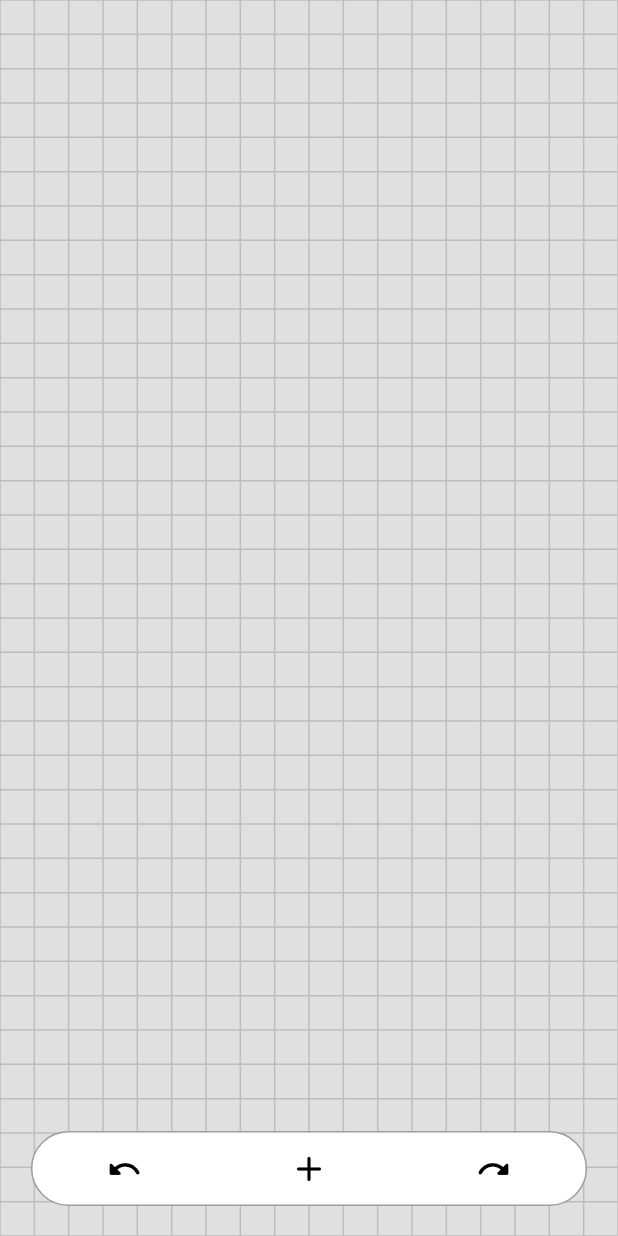
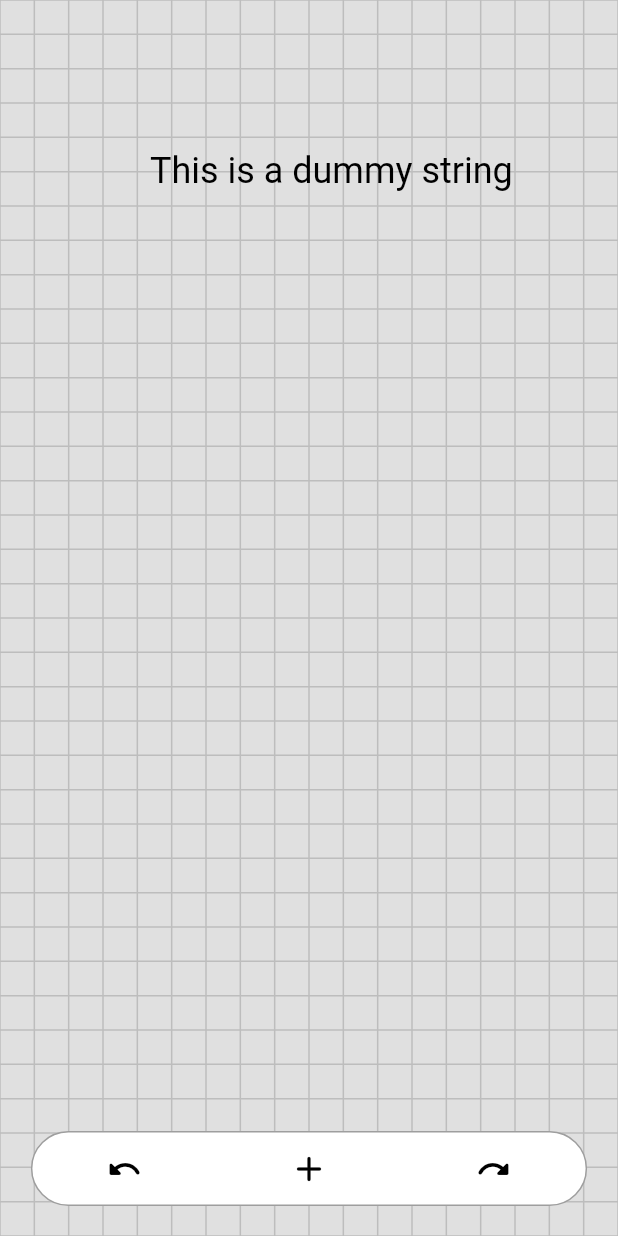
Before and after one commit to AdityaMotale/dummy_text_canvas, a Flutter app: the screen it shows after launch, after a tap on the "add" icon, on a phone screen of 412 x 824 dp. Run offline on Flutter 3.47's test engine with Material 3 defaults, Android fonts, the phone set to English and light mode, and no system bars.

Commit message:
got the thing moving ✅

```diff
--- a/lib/canvas/app_canvas.canvas.dart
+++ b/lib/canvas/app_canvas.canvas.dart
@@ -1,14 +1,41 @@
+import 'text_painter.canvas.dart';
 import 'package:flutter/material.dart';
 
 class AppCanvas extends CustomPainter {
+  final List<TextObject> textObjects;
+
+  const AppCanvas({required this.textObjects});
+
   @override
   void paint(Canvas canvas, Size size) {
-    // background
+    // draws background for canvas
+    _drawBg(canvas, size);
+
+    // draws 18*36 grid
+    _drawGridLines(canvas, size);
+
+    // draw texts
+    for (TextObject tObj in textObjects) {
+      tObj.render(canvas);
+    }
+  }
+
+  @override
+  bool shouldRepaint(covariant CustomPainter oldDelegate) => true;
+
+  ///
+  /// Draws a bg for the [AppCanvas]
+  ///
+  void _drawBg(Canvas canvas, Size size) {
     Rect background = Rect.fromLTWH(0, 0, size.width, size.height);
     Paint backgroundPaint = Paint()..color = Colors.grey.shade300;
     canvas.drawRect(background, backgroundPaint);
+  }
 
-    // grid
+  ///
+  /// Draws 18 * 36 (width * height) grid lines for canvas
+  ///
+  void _drawGridLines(Canvas canvas, Size size) {
     Paint gridPaint = Paint()
       ..color = Colors.grey.shade400
       ..strokeWidth = 1;
@@ -29,7 +56,4 @@ class AppCanvas extends CustomPainter {
       canvas.drawLine(Offset(0, y), Offset(size.width, y), gridPaint);
     }
   }
-
-  @override
-  bool shouldRepaint(covariant CustomPainter oldDelegate) => true;
 }
--- /dev/null
+++ b/lib/canvas/text_painter.canvas.dart
@@ -0,0 +1,32 @@
+import 'package:flutter/material.dart';
+
+class TextObject {
+  String content;
+  Offset position;
+  TextStyle style;
+
+  TextObject({
+    required this.content,
+    this.position = const Offset(100, 100),
+    this.style = const TextStyle(color: Colors.black),
+  });
+
+  void render(Canvas canvas) {
+    TextSpan span = TextSpan(
+      text: content,
+      style: const TextStyle(
+        color: Colors.black,
+        fontSize: 24,
+      ),
+    );
+
+    TextPainter tp = TextPainter(text: span, textDirection: TextDirection.ltr);
+
+    tp.layout();
+    tp.paint(canvas, position);
+  }
+
+  bool contains(Offset offset) {
+    return (offset - position).distance < 150;
+  }
+}
--- a/lib/views/home.view.dart
+++ b/lib/views/home.view.dart
@@ -1,9 +1,19 @@
+import '../canvas/text_painter.canvas.dart';
 import 'package:flutter/material.dart';
 
 import '../canvas/app_canvas.canvas.dart';
 
-class HomeView extends StatelessWidget {
+class HomeView extends StatefulWidget {
   const HomeView({Key? key}) : super(key: key);
+
+  @override
+  State<HomeView> createState() => _HomeViewState();
+}
+
+class _HomeViewState extends State<HomeView> {
+  final List<TextObject> textObjects = [];
+  TextObject? draggedObject;
+  Offset? dragStart;
 
   @override
   Widget build(BuildContext context) {
@@ -11,9 +21,45 @@ class HomeView extends StatelessWidget {
       body: Stack(
         alignment: AlignmentDirectional.center,
         children: [
-          CustomPaint(
-            painter: AppCanvas(),
-            size: Size.infinite,
+          GestureDetector(
+            onPanStart: (details) {
+              final renderBox = context.findRenderObject() as RenderBox;
+
+              Offset localPosition = renderBox.globalToLocal(
+                details.globalPosition,
+              );
+
+              for (var textObject in textObjects) {
+                if (textObject.contains(localPosition)) {
+                  draggedObject = textObject;
+                  dragStart = localPosition;
+                  break;
+                }
+              }
+            },
+            onPanUpdate: (details) {
+              if (draggedObject != null && dragStart != null) {
+                setState(() {
+                  final renderBox = context.findRenderObject() as RenderBox;
+
+                  Offset localPosition = renderBox.globalToLocal(
+                    details.globalPosition,
+                  );
+
+                  Offset delta = localPosition - dragStart!;
+                  draggedObject!.position += delta;
+                  dragStart = localPosition;
+                });
+              }
+            },
+            onPanEnd: (details) {
+              draggedObject = null;
+              dragStart = null;
+            },
+            child: CustomPaint(
+              painter: AppCanvas(textObjects: textObjects),
+              size: Size.infinite,
+            ),
           ),
           Positioned(
             bottom: 20,
@@ -44,7 +90,11 @@ class HomeView extends StatelessWidget {
                       size: 28,
                       color: Colors.black,
                     ),
-                    onPressed: () {},
+                    onPressed: () {
+                      textObjects.add(
+                        TextObject(content: "This is a dummy string"),
+                      );
+                    },
                   ),
                   IconButton(
                     icon: const Icon(
```
